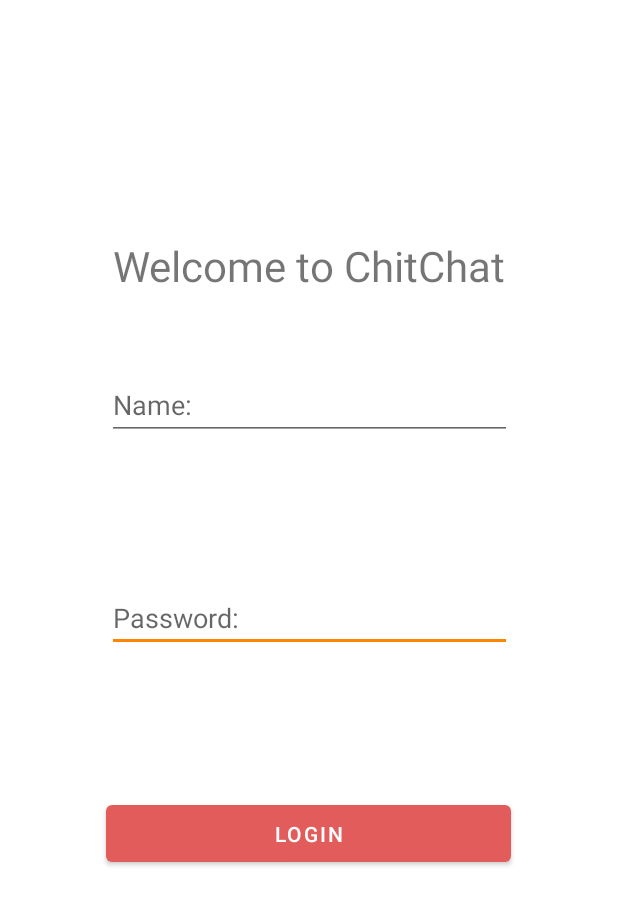
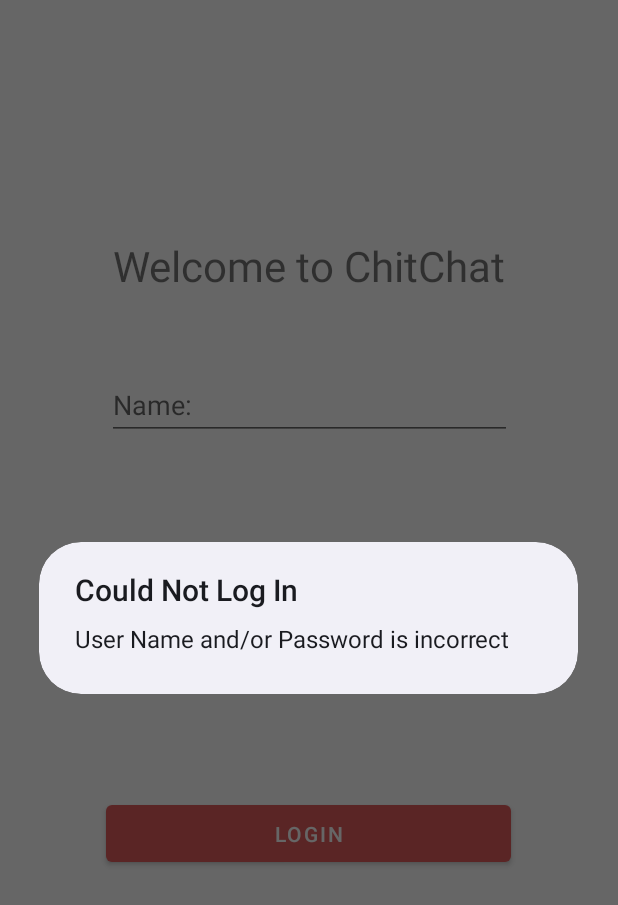
Before and after one commit to jm0rt1/Android-Project3, an Android app: the screen it shows after launch (MainActivity), after a tap on "LOGIN", on a phone screen of 412 x 824 dp. Shown: the top 905 px of the screen. Run offline under Robolectric (Android 15) with nearby library versions, the phone set to English and light mode, and no system bars.

Commit message:
Added could not log in dialog

```diff
--- a/app/src/main/java/com/example/project3/MainActivity.java
+++ b/app/src/main/java/com/example/project3/MainActivity.java
@@ -4,6 +4,7 @@ import androidx.annotation.RequiresApi;
 import androidx.appcompat.app.AppCompatActivity;
 
 import android.app.Activity;
+import android.app.AlertDialog;
 import android.content.Intent;
 import android.os.AsyncTask;
 import android.os.Build;
@@ -91,6 +92,11 @@ public class MainActivity extends AppCompatActivity {
 
 
             }else{
+
+                AlertDialog.Builder builder1 = new AlertDialog.Builder(MainActivity.this, AlertDialog.THEME_DEVICE_DEFAULT_LIGHT);
+                builder1.setTitle("Could Not Log In");
+                builder1.setMessage("User Name and/or Password is incorrect");
+                builder1.show();
                 return;
             }
         }
```
